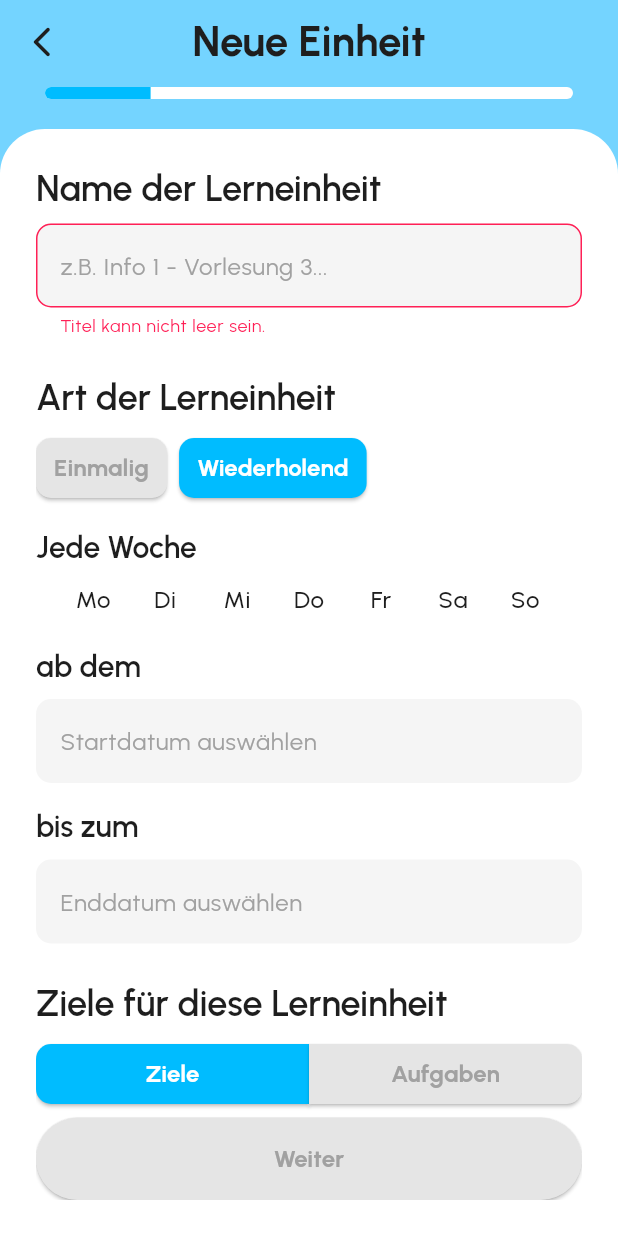
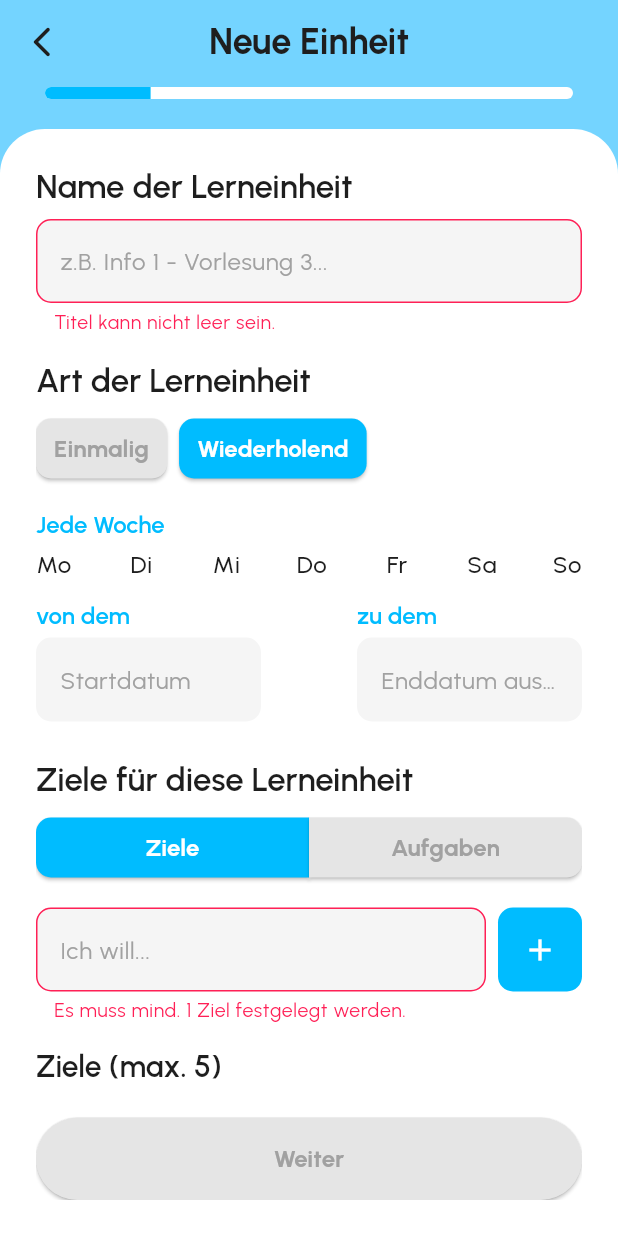
Before and after one commit to selbstlernen-app/selbstlernen-app, a Flutter app: the AddSessionScreen widget shown alone on an empty page, opened directly, after a tap on "Weiter", after a tap on "Wiederholend", on a phone screen of 412 x 824 dp. Run offline on Flutter 3.47's test engine with Material 3 defaults, Android fonts, the phone set to English and light mode, and no system bars; drawn by our look-alikes of auto_size_text; our stand-ins replace drift, flutter_riverpod, freezed_annotation, riverpod_annotation; accounts and stored records are empty; generated files the repository leaves out were written again; statements that could not run were skipped.

Commit message:
🐛 Fix date inputs as well as validation errors and messages to be independently set underneath inputs

```diff
--- /dev/null
+++ b/lib/common_widgets/custom_error_text.dart
@@ -0,0 +1,21 @@
+import 'package:flutter/material.dart';
+import 'package:srl_app/core/utils/build_context_extensions.dart';
+
+class CustomErrorText extends StatelessWidget {
+  const CustomErrorText({super.key, required this.errorText});
+  final String errorText;
+
+  @override
+  Widget build(BuildContext context) {
+    return Padding(
+      padding: const EdgeInsets.only(left: 12.0, top: 4.0),
+      child: Text(
+        errorText,
+        style: context.textTheme.bodySmall!.copyWith(
+          color: context.colorScheme.error,
+          fontSize: 13.0,
+        ),
+      ),
+    );
+  }
+}
--- a/lib/common_widgets/custom_text_field.dart
+++ b/lib/common_widgets/custom_text_field.dart
@@ -7,7 +7,7 @@ class CustomTextField extends StatelessWidget {
     super.key,
     required this.controller,
     this.hintText,
-    this.errorText,
+    this.hasError = false,
     this.onChanged,
     this.onSubmitted,
     this.onTap,
@@ -16,7 +16,7 @@ class CustomTextField extends StatelessWidget {
 
   final TextEditingController controller;
   final String? hintText;
-  final String? errorText;
+  final bool hasError;
   final Function? onChanged;
   final Function? onSubmitted;
   final Function? onTap;
@@ -37,10 +37,11 @@ class CustomTextField extends StatelessWidget {
         border: OutlineInputBorder(borderRadius: BorderRadius.circular(10)),
         enabledBorder: OutlineInputBorder(
           borderRadius: BorderRadius.circular(10),
-          borderSide: BorderSide.none,
+          borderSide: BorderSide(
+            color: hasError ? context.colorScheme.error : Colors.transparent,
+          ),
         ),
-        errorText: errorText,
-        errorMaxLines: 2,
+
         hintText: hintText,
         hintStyle: TextStyle(color: context.colorScheme.onTertiary),
       ),
--- a/lib/core/theme/text_theme.dart
+++ b/lib/core/theme/text_theme.dart
@@ -5,8 +5,8 @@ class CustomTextTheme {
 
   static TextTheme lightTextTheme = const TextTheme(
     // Used for any large display texts like on appBars
-    headlineLarge: TextStyle(fontSize: 28, fontWeight: FontWeight.w700),
-    headlineMedium: TextStyle(fontSize: 24, fontWeight: FontWeight.w600),
+    headlineLarge: TextStyle(fontSize: 24, fontWeight: FontWeight.w700),
+    headlineMedium: TextStyle(fontSize: 22, fontWeight: FontWeight.w600),
     headlineSmall: TextStyle(fontSize: 20, fontWeight: FontWeight.w600),
 
     // Used for any text not headline
--- a/lib/presentation/screens/add_session/add_session_screen.dart
+++ b/lib/presentation/screens/add_session/add_session_screen.dart
@@ -58,6 +58,7 @@ class _AddSessionScreenState extends ConsumerState<AddSessionScreen> {
       if (widget.fullSessionModel != null) {
         // Go back to details page
         Navigator.pop(context);
+        ref.read(addSessionViewModelProvider.notifier).resetFields();
       } else {
         Navigator.pushAndRemoveUntil(
           context,
--- a/lib/presentation/screens/add_session/pages/start_info_page.dart
+++ b/lib/presentation/screens/add_session/pages/start_info_page.dart
@@ -1,6 +1,7 @@
 import 'package:flutter/material.dart';
 import 'package:flutter_riverpod/flutter_riverpod.dart';
 import 'package:srl_app/common_widgets/common_widgets.dart';
+import 'package:srl_app/common_widgets/custom_error_text.dart';
 import 'package:srl_app/core/constants/spacing.dart';
 import 'package:srl_app/core/utils/build_context_extensions.dart';
 import 'package:srl_app/domain/models/models.dart';
@@ -127,10 +128,12 @@ class _StartInfoPageState extends ConsumerState<StartInfoPage> {
                       .setTitle,
                   controller: _titleController,
                   hintText: "z.B. Info 1 - Vorlesung 3...",
-                  errorText: state.titleError,
+                  hasError: state.titleError != null,
                 ),
+                if (state.titleError != null)
+                  CustomErrorText(errorText: state.titleError!),
 
-                const VerticalSpace(size: SpaceSize.large),
+                const VerticalSpace(size: SpaceSize.medium),
 
                 // Date and days
                 Text(
--- a/lib/presentation/screens/add_session/pages/timer_page.dart
+++ b/lib/presentation/screens/add_session/pages/timer_page.dart
@@ -33,12 +33,11 @@ class _$TimerPageState extends ConsumerState<TimerPage> {
     // Initialize after build; if in edit mode
     WidgetsBinding.instance.addPostFrameCallback((_) {
       final AddSessionState state = ref.read(addSessionViewModelProvider);
-      if (state.isEditingMode) {
-        _focusController.text = state.focusTimeMin.toString();
-        _breakController.text = state.breakTimeMin.toString();
-        _longBreakController.text = state.longBreakTimeMin.toString();
-        _focusPhaseController.text = state.focusPhases.toString();
-      }
+
+      _focusController.text = state.focusTimeMin.toString();
+      _breakController.text = state.breakTimeMin.toString();
+      _longBreakController.text = state.longBreakTimeMin.toString();
+      _focusPhaseController.text = state.focusPhases.toString();
     });
   }
 
@@ -181,7 +180,9 @@ class _$TimerPageState extends ConsumerState<TimerPage> {
   }
 
   Widget _buildTimerPreview() {
-    final int focusPhases = int.tryParse(_focusPhaseController.text) ?? 1;
+    final AddSessionState state = ref.read(addSessionViewModelProvider);
+
+    int focusPhases = state.focusPhases != 0 ? state.focusPhases : 1;
 
     return Column(
       crossAxisAlignment: CrossAxisAlignment.start,
@@ -247,7 +248,7 @@ class _$TimerPageState extends ConsumerState<TimerPage> {
   Widget _calculateTotalTime() {
     final AddSessionState state = ref.read(addSessionViewModelProvider);
 
-    int focusPhases = state.focusPhases > 0 ? state.focusPhases : 1;
+    int focusPhases = state.focusPhases != 0 ? state.focusPhases : 1;
 
     int totalMins =
         ((state.focusTimeMin + state.breakTimeMin) * focusPhases +
--- a/lib/presentation/screens/add_session/widgets/date_input_fields.dart
+++ b/lib/presentation/screens/add_session/widgets/date_input_fields.dart
@@ -1,6 +1,7 @@
 import 'package:flutter/material.dart';
 import 'package:flutter_riverpod/flutter_riverpod.dart';
 import 'package:srl_app/common_widgets/common_widgets.dart';
+import 'package:srl_app/common_widgets/custom_error_text.dart';
 import 'package:srl_app/core/constants/spacing.dart';
 import 'package:srl_app/core/utils/build_context_extensions.dart';
 import 'package:srl_app/core/utils/date_time_utils.dart';
@@ -84,11 +85,17 @@ class _DateInputFieldsState extends ConsumerState<DateInputFields> {
       children: <Widget>[
         const VerticalSpace(size: SpaceSize.medium),
 
-        Text("Jede Woche", style: context.textTheme.headlineSmall),
-        const VerticalSpace(size: SpaceSize.small),
-        Center(
-          child: Wrap(
-            spacing: 24,
+        // Pick weekdays
+        Text(
+          "Jede Woche",
+          style: context.textTheme.headlineSmall!.copyWith(
+            fontSize: 16,
+            color: context.colorScheme.primary,
+          ),
+        ),
+        const VerticalSpace(size: SpaceSize.xsmall),
+        Row(
+          mainAxisAlignment: MainAxisAlignment.spaceBetween,
           children: dayNames.map((String day) {
             final int dayIndex = dayNames.indexOf(day);
             final bool isSelected = state.selectedDays.contains(dayIndex);
@@ -114,7 +121,7 @@ class _DateInputFieldsState extends ConsumerState<DateInputFields> {
                   Container(
                     margin: const EdgeInsets.only(top: 2),
                     height: 2,
-                      width: 24,
+                    width: 20,
                     decoration: BoxDecoration(
                       color: isSelected
                           ? context.colorScheme.primary
@@ -127,37 +134,68 @@ class _DateInputFieldsState extends ConsumerState<DateInputFields> {
             );
           }).toList(),
         ),
-        ),
 
         if (state.selectedDaysError != null)
+          CustomErrorText(errorText: state.selectedDaysError!),
+
+        const VerticalSpace(size: SpaceSize.small),
+
+        // Pick start and end dates
+        Row(
+          mainAxisAlignment: MainAxisAlignment.spaceBetween,
+          crossAxisAlignment: CrossAxisAlignment.start,
+          children: <Widget>[
+            SizedBox(
+              width: 150,
+              child: Column(
+                crossAxisAlignment: CrossAxisAlignment.start,
+                children: <Widget>[
                   Text(
-            state.selectedDaysError!,
-            style: TextStyle(color: context.colorScheme.error, fontSize: 14),
+                    "von dem",
+                    style: context.textTheme.headlineSmall!.copyWith(
+                      fontSize: 16,
+                      color: context.colorScheme.primary,
                     ),
-
-        const VerticalSpace(size: SpaceSize.medium),
-
-        Text("ab dem", style: context.textTheme.headlineSmall),
-        const VerticalSpace(size: SpaceSize.small),
+                  ),
+                  const VerticalSpace(size: SpaceSize.xsmall),
                   CustomTextField(
                     controller: _startDateController,
                     readOnly: true,
-          hintText: "Startdatum auswählen",
+                    hintText: "Startdatum",
                     onTap: () => _pickDate(_startDateController, true),
-          errorText: state.startDateError,
+                    hasError: state.dateError != null,
                   ),
-
-        const VerticalSpace(size: SpaceSize.medium),
-
-        Text("bis zum", style: context.textTheme.headlineSmall),
-        const VerticalSpace(size: SpaceSize.small),
+                ],
+              ),
+            ),
+            SizedBox(
+              width: 150,
+              child: Column(
+                crossAxisAlignment: CrossAxisAlignment.start,
+                children: <Widget>[
+                  Text(
+                    "zu dem",
+                    style: context.textTheme.headlineSmall!.copyWith(
+                      fontSize: 16,
+                      color: context.colorScheme.primary,
+                    ),
+                  ),
+                  const VerticalSpace(size: SpaceSize.xsmall),
                   CustomTextField(
                     controller: _endDateController,
                     readOnly: true,
                     hintText: "Enddatum auswählen",
                     onTap: () => _pickDate(_endDateController, false),
-          errorText: state.endDateError,
+                    hasError: state.dateError != null,
                   ),
+                ],
+              ),
+            ),
+          ],
+        ),
+
+        if (state.dateError != null)
+          CustomErrorText(errorText: state.dateError!),
       ],
     );
   }
--- a/lib/presentation/screens/add_session/widgets/input_list.dart
+++ b/lib/presentation/screens/add_session/widgets/input_list.dart
@@ -1,5 +1,6 @@
 import 'package:flutter/material.dart';
 import 'package:srl_app/common_widgets/common_widgets.dart';
+import 'package:srl_app/common_widgets/custom_error_text.dart';
 import 'package:srl_app/core/constants/spacing.dart';
 import 'package:srl_app/core/utils/build_context_extensions.dart';
 import 'package:srl_app/domain/models/models.dart';
@@ -30,7 +31,9 @@ class InputList<T> extends StatelessWidget {
       crossAxisAlignment: CrossAxisAlignment.start,
       children: <Widget>[
         _buildInputRow(context),
-        if (toolTip?.isNotEmpty ?? false) _buildTooltip(context),
+        if ((toolTip?.isNotEmpty ?? false) && errorText == null)
+          _buildTooltip(context),
+        if (errorText != null) CustomErrorText(errorText: errorText!),
         const VerticalSpace(size: SpaceSize.medium),
         if (!hideHeadline) _buildHeader(context),
         const VerticalSpace(size: SpaceSize.small),
@@ -40,23 +43,25 @@ class InputList<T> extends StatelessWidget {
   }
 
   Widget _buildInputRow(BuildContext context) {
-    return Row(
-      crossAxisAlignment: CrossAxisAlignment.center,
+    return IntrinsicHeight(
+      child: Row(
+        crossAxisAlignment: CrossAxisAlignment.stretch,
         children: <Widget>[
           Expanded(
             child: CustomTextField(
               onSubmitted: (_) => onEnter(),
               controller: controller,
               hintText: "Ich will...",
-            errorText: errorText,
+              hasError: errorText != null,
             ),
           ),
           const HorizontalSpace(size: SpaceSize.small),
-        IconButton(
+          SizedBox(
+            child: IconButton(
               icon: const Icon(Icons.add),
               onPressed: onEnter,
               style: IconButton.styleFrom(
-            padding: const EdgeInsets.all(14),
+                padding: const EdgeInsets.all(16),
                 foregroundColor: context.colorScheme.onPrimary,
                 backgroundColor: context.colorScheme.primary,
                 shape: RoundedRectangleBorder(
@@ -64,7 +69,9 @@ class InputList<T> extends StatelessWidget {
                 ),
               ),
             ),
+          ),
         ],
+      ),
     );
   }
 
--- a/lib/presentation/validators/add_session_validator.dart
+++ b/lib/presentation/validators/add_session_validator.dart
@@ -12,42 +12,23 @@ class AddSessionValidator {
     return null;
   }
 
-  static String? validateStartDate(
-    DateTime? date, {
+  static String? validateDate({
+    required DateTime? startDate,
     required bool isRepeating,
-    DateTime? endDate,
+    required DateTime? endDate,
   }) {
     if (!isRepeating) return null;
-    if (date == null) {
+    if (startDate == null) {
       return 'Startdatum muss gegeben sein.';
     }
-    if (endDate != null) {
-      if (endDate.isBefore(date)) {
-        return 'Startdatum muss vor dem Enddatum liegen.';
-      }
-      if (endDate.isAtSameMomentAs(date)) {
-        return 'Start- und Enddatum können nicht am selben Tag sein. Wähle einmalig stattdessen.';
-      }
-    }
-    return null;
-  }
-
-  static String? validateEndDate(
-    DateTime? date, {
-    required bool isRepeating,
-    DateTime? startDate,
-  }) {
-    if (!isRepeating) return null;
-    if (date == null) {
+    if (endDate == null) {
       return 'Enddatum muss gegeben sein.';
     }
-    if (startDate != null) {
-      if (date.isBefore(startDate)) {
-        return 'Enddatum muss nach dem Startdatum liegen.';
-      }
-      if (date.isAtSameMomentAs(startDate)) {
-        return 'Start- und Enddatum können nicht am selben Tag sein. Wähle einmalig stattdessen.';
-      }
+    if (endDate.isBefore(startDate)) {
+      return 'Startdatum muss vor dem Enddatum liegen.';
+    }
+    if (endDate.isAtSameMomentAs(startDate)) {
+      return 'Start- und Enddatum können nicht am selben Tag sein. Wähle einmalig stattdessen.';
     }
     return null;
   }
@@ -58,7 +39,7 @@ class AddSessionValidator {
   }) {
     if (!isRepeating) return null;
     if (selectedDays.isEmpty) {
-      return "Es muss mind. ein Tag ausgewählt werden.";
+      return "Es muss mind. ein Tag ausgewählt sein.";
     }
     return null;
   }
--- a/lib/presentation/view_models/add_session/add_session_state.dart
+++ b/lib/presentation/view_models/add_session/add_session_state.dart
@@ -47,8 +47,7 @@ abstract class AddSessionState with _$AddSessionState {
 
     //Validation fields
     String? titleError,
-    String? startDateError,
-    String? endDateError,
+    String? dateError,
     String? selectedDaysError,
     String? goalsError,
   }) = _AddSessionState;
--- a/lib/presentation/view_models/add_session/add_session_view_model.dart
+++ b/lib/presentation/view_models/add_session/add_session_view_model.dart
@@ -34,9 +34,9 @@ class AddSessionViewModel extends _$AddSessionViewModel {
   void setStartDate(DateTime? date) {
     state = state.copyWith(
       startDate: date,
-      startDateError: AddSessionValidator.validateStartDate(
+      dateError: AddSessionValidator.validateDate(
         isRepeating: state.isRepeating,
-        date,
+        startDate: date,
         endDate: state.endDate,
       ),
     );
@@ -45,10 +45,10 @@ class AddSessionViewModel extends _$AddSessionViewModel {
   void setEndDate(DateTime? date) {
     state = state.copyWith(
       endDate: date,
-      endDateError: AddSessionValidator.validateEndDate(
+      dateError: AddSessionValidator.validateDate(
+        startDate: state.startDate,
         isRepeating: state.isRepeating,
-        date,
-        startDate: state.startDate,
+        endDate: date,
       ),
     );
   }
@@ -139,13 +139,15 @@ class AddSessionViewModel extends _$AddSessionViewModel {
   }
 
   void toggleStrategy(String strategy) {
-    final bool isSelected = state.learningStrategies.contains(strategy);
+    final List<String> updated = List<String>.from(state.learningStrategies);
 
-    state = state.copyWith(
-      learningStrategies: isSelected
-          ? state.learningStrategies.where((String s) => s != strategy).toList()
-          : <String>[...state.learningStrategies, strategy],
-    );
+    if (updated.contains(strategy)) {
+      updated.remove(strategy);
+    } else {
+      updated.add(strategy);
+    }
+
+    state = state.copyWith(learningStrategies: updated);
   }
 
   void setPomodoroSettings({
@@ -206,15 +208,10 @@ class AddSessionViewModel extends _$AddSessionViewModel {
 
   bool validateAll() {
     final String? titleErr = AddSessionValidator.validateTitle(state.title);
-    final String? startErr = AddSessionValidator.validateStartDate(
-      state.startDate,
+    final String? dateErr = AddSessionValidator.validateDate(
+      startDate: state.startDate,
       isRepeating: state.isRepeating,
       endDate: state.endDate,
-    );
-    final String? endErr = AddSessionValidator.validateEndDate(
-      state.endDate,
-      isRepeating: state.isRepeating,
-      startDate: state.startDate,
     );
     final String? goalError = AddSessionValidator.validateGoals(
       setGoals: state.setGoals,
@@ -228,21 +225,19 @@ class AddSessionViewModel extends _$AddSessionViewModel {
 
     state = state.copyWith(
       titleError: titleErr,
-      startDateError: startErr,
-      endDateError: endErr,
+      dateError: dateErr,
       selectedDaysError: daysErr,
       goalsError: goalError,
     );
 
     return titleErr == null &&
-        startErr == null &&
-        endErr == null &&
+        dateErr == null &&
         daysErr == null &&
         goalError == null;
   }
 
   bool get isFormValid {
-    return state.title.isNotEmpty &&
+    return state.titleError == null &&
         (state.isRepeating
             ? (state.startDate != null &&
                   state.endDate != null &&
@@ -287,16 +282,6 @@ class AddSessionViewModel extends _$AddSessionViewModel {
     resetFields();
   }
 
-  void _resetGoalFields() {
-    // If we have big goals set, remove any tasks (small goals) for following pages
-    if (state.setGoals) {
-      state = state.copyWith(tasks: <TaskModel>[]);
-    } else {
-      // Similarly, if we have set small goals, remove big goals
-      state = state.copyWith(goals: <GoalModel>[]);
-    }
-  }
-
   void resetFields() {
     // returns default state, with exception of saved available strategies
     state = const AddSessionState().copyWith(
```
Lines whose indentation alone changed are shown as unchanged.
